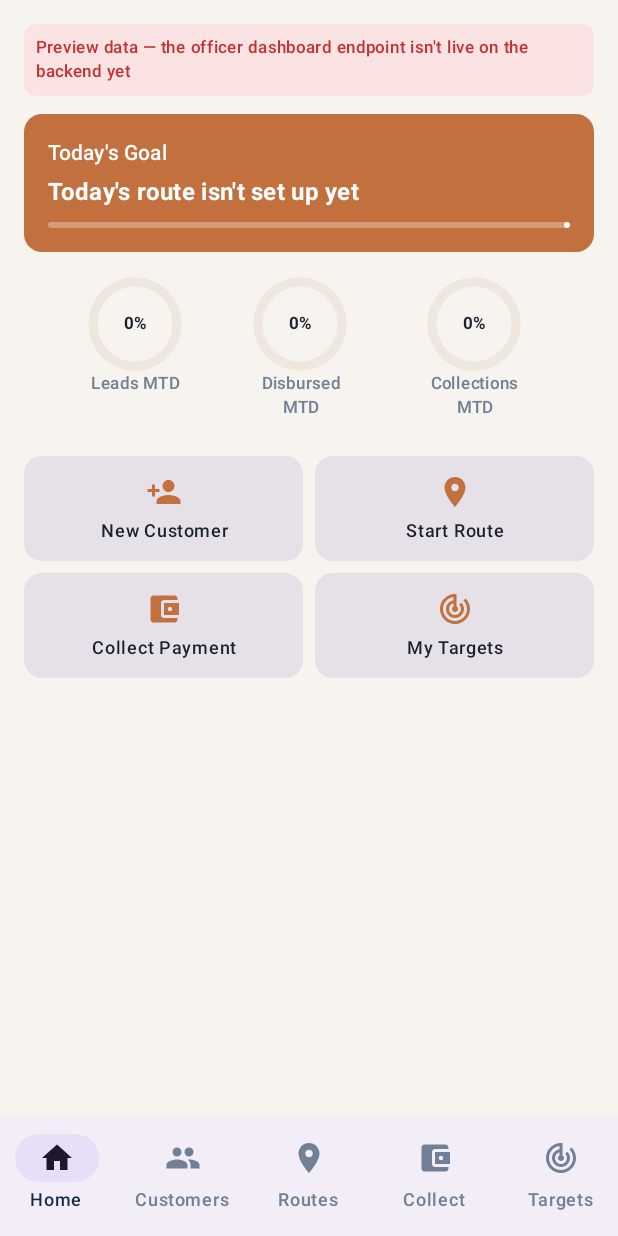
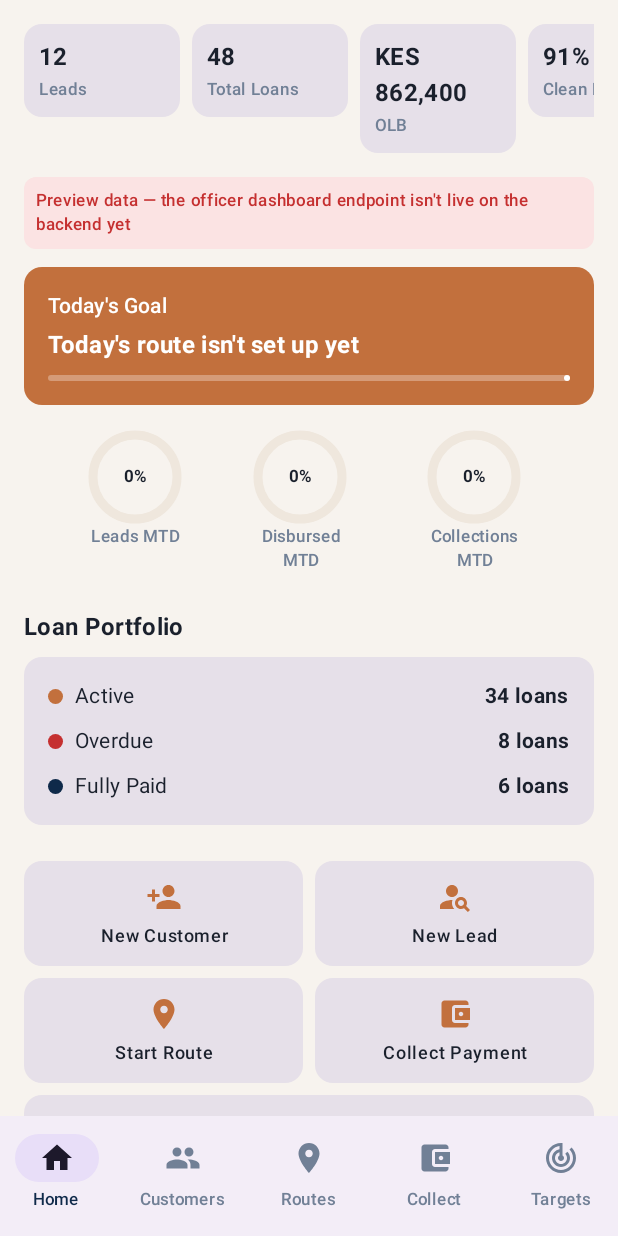
Before and after one commit to DERICKMALOBA/Jasiri-Mobile, an Android app built with Jetpack Compose: the screen it shows after launch (MainActivity), on a phone screen of 412 x 824 dp. Run offline under Robolectric (Android 15) with nearby library versions, the phone set to English and light mode, and no system bars; our stand-ins replace Dagger/Hilt's generated code; network calls fail; 6 statements that could not run were skipped.

Commit message:
Add portfolio KPIs, leads, and fix bottom nav label wrapping
- Bottom nav labels ("Customers" etc.) now stay on one line
  (labelSmall, maxLines=1, softWrap=false) instead of wrapping
  and overlapping the icon.
- Home screen now leads with a KPI strip (Leads, Total Loans, OLB,
  Clean Book %, Collection Rate %, Portfolio Risk %) and a Loan
  Portfolio breakdown card (Active/Overdue/Fully Paid), filling the
  blank space below the existing goal/progress sections.
- Added a lightweight Leads feature: LeadRepository (in-memory —
  the backend has no leads endpoint yet) and an Add Lead screen/
  quick action, wired into the dashboard's live Leads count.

Co-Authored-By: Claude Sonnet 5 <noreply@anthropic.com>

```diff
--- /dev/null
+++ b/app/src/main/java/com/jasiri/fieldofficer/core/leads/Lead.kt
@@ -0,0 +1,9 @@
+package com.jasiri.fieldofficer.core.leads
+
+data class Lead(
+    val id: Long,
+    val name: String,
+    val mobile: String,
+    val businessIdea: String,
+    val notes: String = ""
+)
--- /dev/null
+++ b/app/src/main/java/com/jasiri/fieldofficer/core/leads/LeadRepository.kt
@@ -0,0 +1,31 @@
+package com.jasiri.fieldofficer.core.leads
+
+import kotlinx.coroutines.flow.MutableStateFlow
+import kotlinx.coroutines.flow.StateFlow
+import java.util.concurrent.atomic.AtomicLong
+import javax.inject.Inject
+import javax.inject.Singleton
+
+/**
+ * In-memory only — the backend has no leads endpoint yet (same gap as DashboardApi's
+ * /api/officer/dashboard). Seeded with placeholder leads so the dashboard's Leads count
+ * matches DashboardRepository's PLACEHOLDER until both are backed by the real API.
+ */
+@Singleton
+class LeadRepository @Inject constructor() {
+
+    private val nextId = AtomicLong(1_000)
+
+    private val _leads = MutableStateFlow(seedLeads())
+    val leads: StateFlow<List<Lead>> = _leads
+
+    fun addLead(name: String, mobile: String, businessIdea: String, notes: String = ""): Lead {
+        val lead = Lead(id = nextId.incrementAndGet(), name = name, mobile = mobile, businessIdea = businessIdea, notes = notes)
+        _leads.value = _leads.value + lead
+        return lead
+    }
+
+    private fun seedLeads(): List<Lead> = (1..12).map { n ->
+        Lead(id = nextId.incrementAndGet(), name = "Lead #$n", mobile = "", businessIdea = "")
+    }
+}
--- a/app/src/main/java/com/jasiri/fieldofficer/core/network/dto/DashboardDto.kt
+++ b/app/src/main/java/com/jasiri/fieldofficer/core/network/dto/DashboardDto.kt
@@ -10,5 +10,14 @@ data class DashboardSummaryDto(
     val todayStopsTotal: Int,
     val leadsProgressPct: Int,
     val loansDisbursedProgressPct: Int,
-    val collectionsProgressPct: Int
+    val collectionsProgressPct: Int,
+    val leadsCount: Int = 0,
+    val totalLoansCount: Int = 0,
+    val outstandingLoanBalance: Double = 0.0,
+    val cleanBookPct: Int = 0,
+    val collectionRatePct: Int = 0,
+    val portfolioAtRiskPct: Int = 0,
+    val activeLoansCount: Int = 0,
+    val overdueLoansCount: Int = 0,
+    val fullyPaidLoansCount: Int = 0
 )
--- a/app/src/main/java/com/jasiri/fieldofficer/feature/dashboard/DashboardRepository.kt
+++ b/app/src/main/java/com/jasiri/fieldofficer/feature/dashboard/DashboardRepository.kt
@@ -31,7 +31,16 @@ class DashboardRepository @Inject constructor(
             todayStopsTotal = 1,
             leadsProgressPct = 0,
             loansDisbursedProgressPct = 0,
-            collectionsProgressPct = 0
+            collectionsProgressPct = 0,
+            leadsCount = 12,
+            totalLoansCount = 48,
+            outstandingLoanBalance = 862_400.0,
+            cleanBookPct = 91,
+            collectionRatePct = 87,
+            portfolioAtRiskPct = 6,
+            activeLoansCount = 34,
+            overdueLoansCount = 8,
+            fullyPaidLoansCount = 6
         )
     }
 }
--- a/app/src/main/java/com/jasiri/fieldofficer/feature/dashboard/DashboardScreen.kt
+++ b/app/src/main/java/com/jasiri/fieldofficer/feature/dashboard/DashboardScreen.kt
@@ -1,6 +1,7 @@
 package com.jasiri.fieldofficer.feature.dashboard
 
 import androidx.compose.foundation.Canvas
+import androidx.compose.foundation.background
 import androidx.compose.foundation.clickable
 import androidx.compose.foundation.layout.Arrangement
 import androidx.compose.foundation.layout.Box
@@ -12,13 +13,17 @@ import androidx.compose.foundation.layout.fillMaxWidth
 import androidx.compose.foundation.layout.height
 import androidx.compose.foundation.layout.padding
 import androidx.compose.foundation.layout.size
+import androidx.compose.foundation.layout.width
 import androidx.compose.foundation.layout.widthIn
+import androidx.compose.foundation.lazy.LazyRow
+import androidx.compose.foundation.lazy.items
 import androidx.compose.foundation.rememberScrollState
 import androidx.compose.foundation.shape.RoundedCornerShape
 import androidx.compose.foundation.verticalScroll
 import androidx.compose.material.icons.Icons
 import androidx.compose.material.icons.filled.AccountBalanceWallet
 import androidx.compose.material.icons.filled.PersonAdd
+import androidx.compose.material.icons.filled.PersonSearch
 import androidx.compose.material.icons.filled.Place
 import androidx.compose.material.icons.filled.TrackChanges
 import androidx.compose.material3.Card
@@ -42,13 +47,16 @@ import androidx.compose.ui.text.style.TextAlign
 import androidx.compose.ui.unit.dp
 import androidx.hilt.navigation.compose.hiltViewModel
 import androidx.lifecycle.compose.collectAsStateWithLifecycle
+import java.util.Locale
 
 private data class QuickAction(val label: String, val icon: ImageVector, val onClick: () -> Unit)
+private data class StatTile(val label: String, val value: String, val accent: Color? = null)
 
 @Composable
 fun DashboardScreen(
     viewModel: DashboardViewModel = hiltViewModel(),
-    onNewCustomer: () -> Unit = {}
+    onNewCustomer: () -> Unit = {},
+    onNewLead: () -> Unit = {}
 ) {
     val state by viewModel.uiState.collectAsStateWithLifecycle()
 
@@ -66,6 +74,24 @@ fun DashboardScreen(
         }
 
         val summary = state.summary ?: return@Column
+
+        val riskColor = when {
+            summary.portfolioAtRiskPct >= 10 -> MaterialTheme.colorScheme.error
+            summary.portfolioAtRiskPct >= 5 -> Color(0xFFB8860B)
+            else -> MaterialTheme.colorScheme.primary
+        }
+        val statTiles = listOf(
+            StatTile("Leads", summary.leadsCount.toString()),
+            StatTile("Total Loans", summary.totalLoansCount.toString()),
+            StatTile("OLB", formatMoney(summary.outstandingLoanBalance)),
+            StatTile("Clean Book", "${summary.cleanBookPct}%"),
+            StatTile("Collection Rate", "${summary.collectionRatePct}%"),
+            StatTile("Portfolio Risk", "${summary.portfolioAtRiskPct}%", riskColor)
+        )
+        LazyRow(horizontalArrangement = Arrangement.spacedBy(8.dp)) {
+            items(statTiles) { tile -> StatTileCard(tile) }
+        }
+        Spacer(Modifier.height(16.dp))
 
         if (state.isPlaceholder) {
             Surface(
@@ -117,8 +143,22 @@ fun DashboardScreen(
         }
 
         Spacer(Modifier.height(24.dp))
+        Text("Loan Portfolio", style = MaterialTheme.typography.titleMedium, fontWeight = FontWeight.Bold)
+        Spacer(Modifier.height(8.dp))
+        Card(Modifier.fillMaxWidth()) {
+            Column(Modifier.padding(16.dp)) {
+                LoanPortfolioRow("Active", summary.activeLoansCount, MaterialTheme.colorScheme.primary)
+                Spacer(Modifier.height(10.dp))
+                LoanPortfolioRow("Overdue", summary.overdueLoansCount, MaterialTheme.colorScheme.error)
+                Spacer(Modifier.height(10.dp))
+                LoanPortfolioRow("Fully Paid", summary.fullyPaidLoansCount, MaterialTheme.colorScheme.secondary)
+            }
+        }
+
+        Spacer(Modifier.height(24.dp))
         val quickActions = listOf(
             QuickAction("New Customer", Icons.Filled.PersonAdd, onNewCustomer),
+            QuickAction("New Lead", Icons.Filled.PersonSearch, onNewLead),
             QuickAction("Start Route", Icons.Filled.Place) {},
             QuickAction("Collect Payment", Icons.Filled.AccountBalanceWallet) {},
             QuickAction("My Targets", Icons.Filled.TrackChanges) {}
@@ -172,6 +212,46 @@ private fun ProgressRing(label: String, percent: Int) {
 }
 
 @Composable
+private fun StatTileCard(tile: StatTile) {
+    Card(modifier = Modifier.width(104.dp)) {
+        Column(Modifier.padding(10.dp)) {
+            Text(
+                tile.value,
+                style = MaterialTheme.typography.titleMedium,
+                fontWeight = FontWeight.Bold,
+                color = tile.accent ?: MaterialTheme.colorScheme.onSurface
+            )
+            Spacer(Modifier.height(2.dp))
+            Text(
+                tile.label,
+                style = MaterialTheme.typography.labelSmall,
+                color = MaterialTheme.colorScheme.onSurfaceVariant,
+                maxLines = 1
+            )
+        }
+    }
+}
+
+@Composable
+private fun LoanPortfolioRow(label: String, count: Int, color: Color) {
+    Row(Modifier.fillMaxWidth(), horizontalArrangement = Arrangement.SpaceBetween) {
+        Row(verticalAlignment = Alignment.CenterVertically) {
+            Box(
+                modifier = Modifier
+                    .size(10.dp)
+                    .background(color = color, shape = RoundedCornerShape(5.dp))
+            )
+            Spacer(Modifier.width(8.dp))
+            Text(label, style = MaterialTheme.typography.bodyMedium)
+        }
+        Text("$count loans", style = MaterialTheme.typography.bodyMedium, fontWeight = FontWeight.Bold)
+    }
+}
+
+private fun formatMoney(amount: Double): String =
+    "KES " + String.format(Locale.US, "%,.0f", amount)
+
+@Composable
 private fun QuickActionCard(label: String, icon: ImageVector, modifier: Modifier = Modifier, onClick: () -> Unit) {
     Card(modifier = modifier.clickable(onClick = onClick)) {
         Column(
--- a/app/src/main/java/com/jasiri/fieldofficer/feature/dashboard/DashboardViewModel.kt
+++ b/app/src/main/java/com/jasiri/fieldofficer/feature/dashboard/DashboardViewModel.kt
@@ -2,6 +2,7 @@ package com.jasiri.fieldofficer.feature.dashboard
 
 import androidx.lifecycle.ViewModel
 import androidx.lifecycle.viewModelScope
+import com.jasiri.fieldofficer.core.leads.LeadRepository
 import com.jasiri.fieldofficer.core.network.dto.DashboardSummaryDto
 import dagger.hilt.android.lifecycle.HiltViewModel
 import kotlinx.coroutines.flow.MutableStateFlow
@@ -17,7 +18,8 @@ data class DashboardUiState(
 
 @HiltViewModel
 class DashboardViewModel @Inject constructor(
-    private val repository: DashboardRepository
+    private val repository: DashboardRepository,
+    private val leadRepository: LeadRepository
 ) : ViewModel() {
 
     private val _uiState = MutableStateFlow(DashboardUiState())
@@ -26,7 +28,13 @@ class DashboardViewModel @Inject constructor(
     init {
         viewModelScope.launch {
             val (summary, placeholder) = repository.getSummary()
-            _uiState.value = DashboardUiState(summary = summary, isPlaceholder = placeholder, isLoading = false)
+            leadRepository.leads.collect { leads ->
+                _uiState.value = DashboardUiState(
+                    summary = summary.copy(leadsCount = leads.size),
+                    isPlaceholder = placeholder,
+                    isLoading = false
+                )
+            }
         }
     }
 }
--- a/app/src/main/java/com/jasiri/fieldofficer/navigation/Destinations.kt
+++ b/app/src/main/java/com/jasiri/fieldofficer/navigation/Destinations.kt
@@ -8,6 +8,7 @@ sealed class Destination(val route: String) {
     data object Collections : Destination("collections")
     data object Targets : Destination("targets")
     data object AddCustomer : Destination("customers/add")
+    data object AddLead : Destination("leads/add")
     data object CustomerDetail : Destination("customers/{customerId}") {
         fun createRoute(customerId: Long) = "customers/$customerId"
     }
--- a/app/src/main/java/com/jasiri/fieldofficer/navigation/NavGraph.kt
+++ b/app/src/main/java/com/jasiri/fieldofficer/navigation/NavGraph.kt
@@ -7,6 +7,7 @@ import androidx.compose.material.icons.filled.People
 import androidx.compose.material.icons.filled.Place
 import androidx.compose.material.icons.filled.TrackChanges
 import androidx.compose.material3.Icon
+import androidx.compose.material3.MaterialTheme
 import androidx.compose.material3.NavigationBar
 import androidx.compose.material3.NavigationBarItem
 import androidx.compose.material3.Scaffold
@@ -29,6 +30,7 @@ import com.jasiri.fieldofficer.feature.customer.add.AddCustomerScreen
 import com.jasiri.fieldofficer.feature.customer.detail.CustomerDetailScreen
 import com.jasiri.fieldofficer.feature.customer.list.CustomerListScreen
 import com.jasiri.fieldofficer.feature.dashboard.DashboardScreen
+import com.jasiri.fieldofficer.feature.leads.AddLeadScreen
 
 private data class BottomNavItem(val destination: Destination, val icon: ImageVector, val label: String)
 
@@ -70,7 +72,10 @@ fun FieldOfficerNavGraph(navController: NavHostController = rememberNavControlle
                 )
             }
             composable(Destination.Home.route) {
-                DashboardScreen(onNewCustomer = { navController.navigate(Destination.AddCustomer.route) })
+                DashboardScreen(
+                    onNewCustomer = { navController.navigate(Destination.AddCustomer.route) },
+                    onNewLead = { navController.navigate(Destination.AddLead.route) }
+                )
             }
             composable(Destination.Customers.route) {
                 CustomerListScreen(
@@ -82,6 +87,12 @@ fun FieldOfficerNavGraph(navController: NavHostController = rememberNavControlle
             }
             composable(Destination.AddCustomer.route) {
                 AddCustomerScreen(
+                    onDone = { navController.popBackStack() },
+                    onCancel = { navController.popBackStack() }
+                )
+            }
+            composable(Destination.AddLead.route) {
+                AddLeadScreen(
                     onDone = { navController.popBackStack() },
                     onCancel = { navController.popBackStack() }
                 )
@@ -114,7 +125,14 @@ private fun FieldOfficerBottomBar(navController: NavHostController, currentRoute
                     }
                 },
                 icon = { Icon(item.icon, contentDescription = item.label) },
-                label = { Text(item.label) }
+                label = {
+                    Text(
+                        item.label,
+                        maxLines = 1,
+                        softWrap = false,
+                        style = MaterialTheme.typography.labelSmall
+                    )
+                }
             )
         }
     }
```
Also changed, not shown: app/src/main/java/com/jasiri/fieldofficer/feature/leads/AddLeadScreen.kt (added, +92 -0 lines), app/src/main/java/com/jasiri/fieldofficer/feature/leads/AddLeadViewModel.kt (added, +45 -0 lines).
